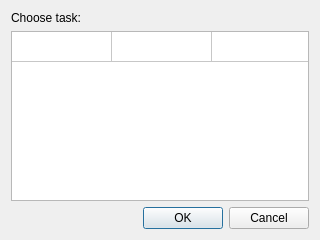
Before: the Qt Designer form src/task_box.ui in ephemerr/pomodoro-tray, drawn with Qt 5.
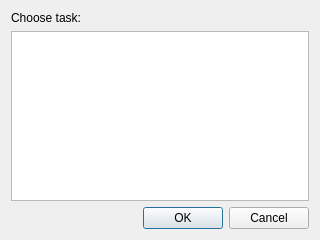
After: the same form once the commit is applied.

Diff of the .ui file:
```diff
--- a/src/task_box.ui
+++ b/src/task_box.ui
@@ -35,6 +35,9 @@
      <property name="selectionBehavior">
       <enum>QAbstractItemView::SelectRows</enum>
      </property>
+     <property name="showGrid">
+      <bool>false</bool>
+     </property>
      <property name="rowCount">
       <number>1</number>
      </property>
@@ -47,6 +50,9 @@
      <attribute name="horizontalHeaderHighlightSections">
       <bool>false</bool>
      </attribute>
+     <attribute name="horizontalHeaderStretchLastSection">
+      <bool>false</bool>
+     </attribute>
      <attribute name="verticalHeaderVisible">
       <bool>false</bool>
      </attribute>
```
Left out of the diff: 9 changed lines with no effect on the pictures.
